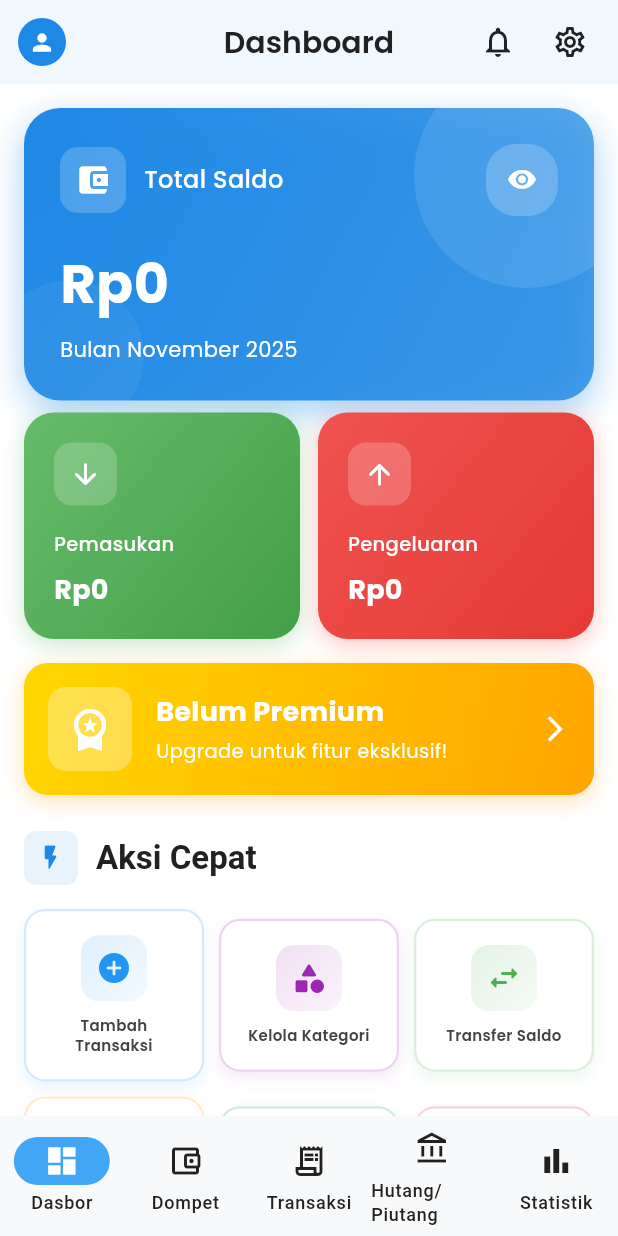
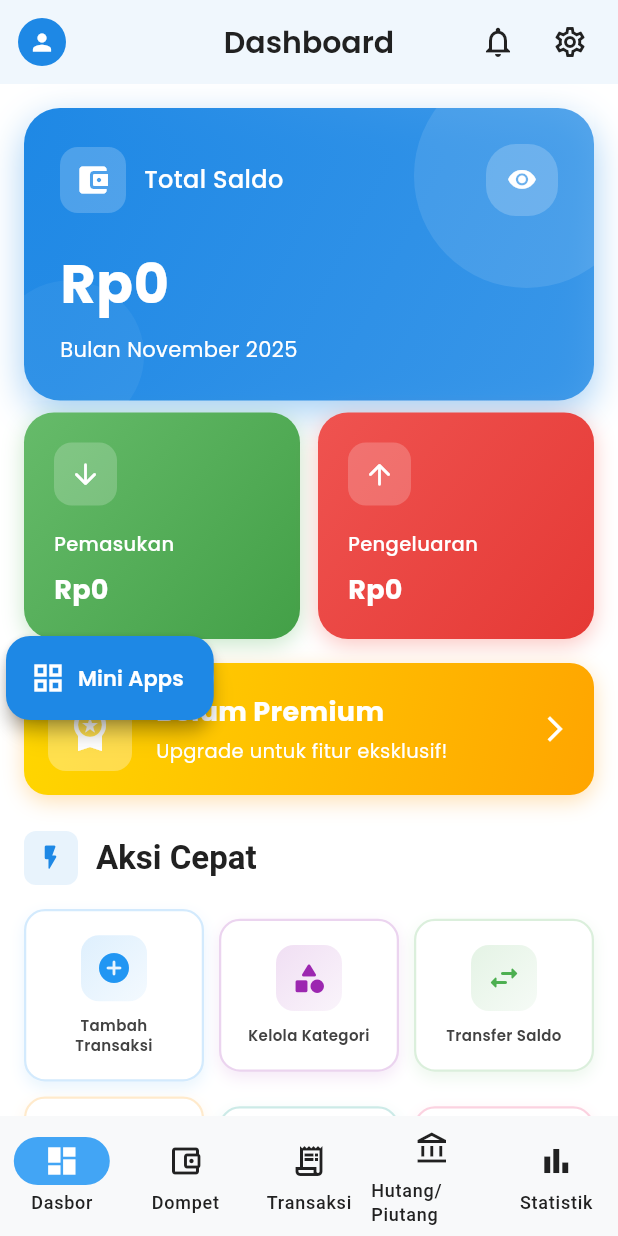
Before and after one commit to rikydwianto/moneytracker, a Flutter app: the screen it shows once a user with an empty profile is signed in, on a phone screen of 412 x 824 dp. Run offline on Flutter 3.47's test engine with Material 3 defaults, Android fonts, the phone set to English and light mode, and no system bars; our stand-ins replace cloud_firestore, csv, device_info_plus, equatable, firebase_auth, firebase_core and 13 more; missing offline and left inert: firebase_app_check; accounts and stored records are empty.

Commit message:
feat(home): draggable FAB toggling between debt add and mini apps shortcut

```diff
--- a/lib/main.dart
+++ b/lib/main.dart
@@ -9,7 +9,7 @@ import 'services/notification_service.dart';
 import 'screens/splash_screen.dart';
 // Removed direct HomeScreen import; shown via AppLockGate
 import 'screens/auth/auth_screen.dart';
-import 'screens/transaction/transaction_form_screen.dart';
+import 'screens/transaction/transaction_form_screen_new.dart';
 import 'screens/transaction/transaction_detail_screen.dart';
 import 'screens/wallet/wallet_form_screen.dart';
 import 'screens/wallet/wallets_manage_screen.dart';
@@ -21,6 +21,7 @@ import 'screens/event/events_screen.dart';
 import 'screens/debug/app_check_debug_screen.dart';
 import 'screens/notifications_screen.dart';
 import 'screens/persistent_notification_screen.dart';
+import 'screens/mini_apps/mini_apps_screen.dart';
 import 'screens/wallet/wallet_detail_screen.dart';
 import 'screens/wallet/transfer_screen.dart';
 import 'screens/wallet/transfer_across_screen.dart';
@@ -190,6 +191,7 @@ class _MyAppState extends State<MyApp> {
                   as Map<String, dynamic>;
           return AdjustBalanceScreen(wallet: args['wallet'] as Wallet);
         },
+        '/mini-apps': (context) => const MiniAppsScreen(),
       },
       home: StreamBuilder<User?>(
         stream: FirebaseAuth.instance.authStateChanges(),
@@ -251,7 +253,9 @@ class _MyAppState extends State<MyApp> {
               }
 
               if (initSnapshot.hasError) {
-                debugPrint('[ERROR] User initialization error: ${initSnapshot.error}');
+                debugPrint(
+                  '[ERROR] User initialization error: ${initSnapshot.error}',
+                );
                 return Scaffold(
                   body: Center(
                     child: Column(
--- a/lib/screens/home_screen.dart
+++ b/lib/screens/home_screen.dart
@@ -174,22 +174,96 @@ class _HomeScreenState extends State<HomeScreen> {
           ),
         ],
       ),
-      floatingActionButton: _selectedIndex == 3
-          ? FloatingActionButton.extended(
+      floatingActionButton: _buildDraggableFab(context),
+    );
+  }
+
+  // Draggable FAB that can toggle between debt add and mini apps shortcut
+  Widget _buildDraggableFab(BuildContext context) {
+    // Only show on main tabs (hide if not authenticated implicitly via parent) - always visible.
+    return _DraggableFab(
+      initialOffset: const Offset(20, 520),
+      builder: (fabContext) {
+        // Mode based on selected index: Debt page shows Add Debt, others Mini Apps.
+        final isDebtTab = _selectedIndex == 3;
+        return FloatingActionButton.extended(
+          heroTag: 'global-draggable-fab',
           onPressed: () async {
-                final result = await Navigator.of(
-                  context,
-                ).pushNamed('/add-debt');
+            if (isDebtTab) {
+              final result = await Navigator.of(context).pushNamed('/add-debt');
               if (result == true && context.mounted) {
                 ScaffoldMessenger.of(context).showSnackBar(
                   const SnackBar(content: Text('Hutang/Piutang disimpan')),
                 );
               }
-              },
-              icon: const Icon(Icons.add),
-              label: const Text('Catat Hutang/Piutang'),
-            )
-          : null,
+            } else {
+              Navigator.of(context).pushNamed('/mini-apps');
+            }
+          },
+          icon: Icon(isDebtTab ? Icons.add : Icons.grid_view),
+          label: Text(isDebtTab ? 'Hutang/Piutang' : 'Mini Apps'),
+        );
+      },
+    );
+  }
+}
+
+// Reusable draggable wrapper
+class _DraggableFab extends StatefulWidget {
+  final Offset initialOffset;
+  final WidgetBuilder builder;
+  const _DraggableFab({required this.initialOffset, required this.builder});
+
+  @override
+  State<_DraggableFab> createState() => _DraggableFabState();
+}
+
+class _DraggableFabState extends State<_DraggableFab> {
+  late Offset offset;
+
+  @override
+  void initState() {
+    super.initState();
+    offset = widget.initialOffset;
+  }
+
+  void _onPanUpdate(DragUpdateDetails details) {
+    setState(() {
+      offset += details.delta;
+    });
+  }
+
+  @override
+  Widget build(BuildContext context) {
+    return LayoutBuilder(
+      builder: (context, constraints) {
+        final maxX = constraints.maxWidth - 80; // approximate FAB width
+        final maxY = constraints.maxHeight - 80; // approximate FAB height
+        // Clamp position to viewport
+        final clamped = Offset(
+          offset.dx.clamp(8, maxX),
+          offset.dy.clamp(8, maxY),
+        );
+        offset = clamped;
+
+        return Stack(
+          children: [
+            Positioned(
+              left: clamped.dx,
+              top: clamped.dy,
+              child: GestureDetector(
+                onPanUpdate: _onPanUpdate,
+                child: Material(
+                  elevation: 6,
+                  shape: const StadiumBorder(),
+                  shadowColor: Colors.black54,
+                  child: widget.builder(context),
+                ),
+              ),
+            ),
+          ],
+        );
+      },
     );
   }
 }
@@ -1140,7 +1214,8 @@ class _WalletSelectionSheet extends StatelessWidget {
                   );
                 }
 
-                final data = snapshot.data!.snapshot.value as Map<dynamic, dynamic>;
+                final data =
+                    snapshot.data!.snapshot.value as Map<dynamic, dynamic>;
                 final entries = data.entries.toList();
 
                 // Build list of wallet models for callback use
@@ -1154,7 +1229,8 @@ class _WalletSelectionSheet extends StatelessWidget {
                   itemCount: entries.length,
                   itemBuilder: (context, index) {
                     final entry = entries[index];
-                    final rawMap = (entry.value as Map).cast<dynamic, dynamic>();
+                    final rawMap = (entry.value as Map)
+                        .cast<dynamic, dynamic>();
                     final wallet = Wallet.fromRtdb(entry.key, rawMap);
                     final isHidden = (rawMap['isHidden'] as bool?) ?? false;
                     return Card(
```
Also changed, not shown: lib/screens/mini_apps/mini_apps_screen.dart (added, +148 -0 lines). Lines whose indentation alone changed are shown as unchanged.
